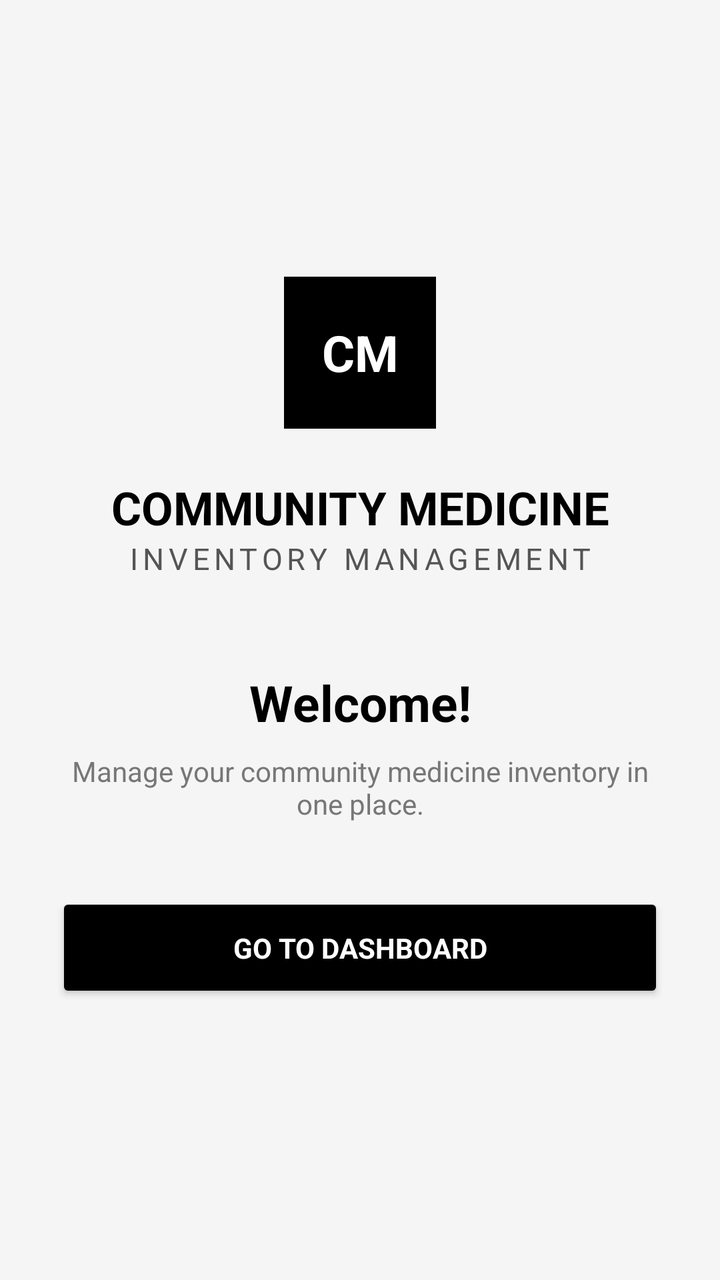
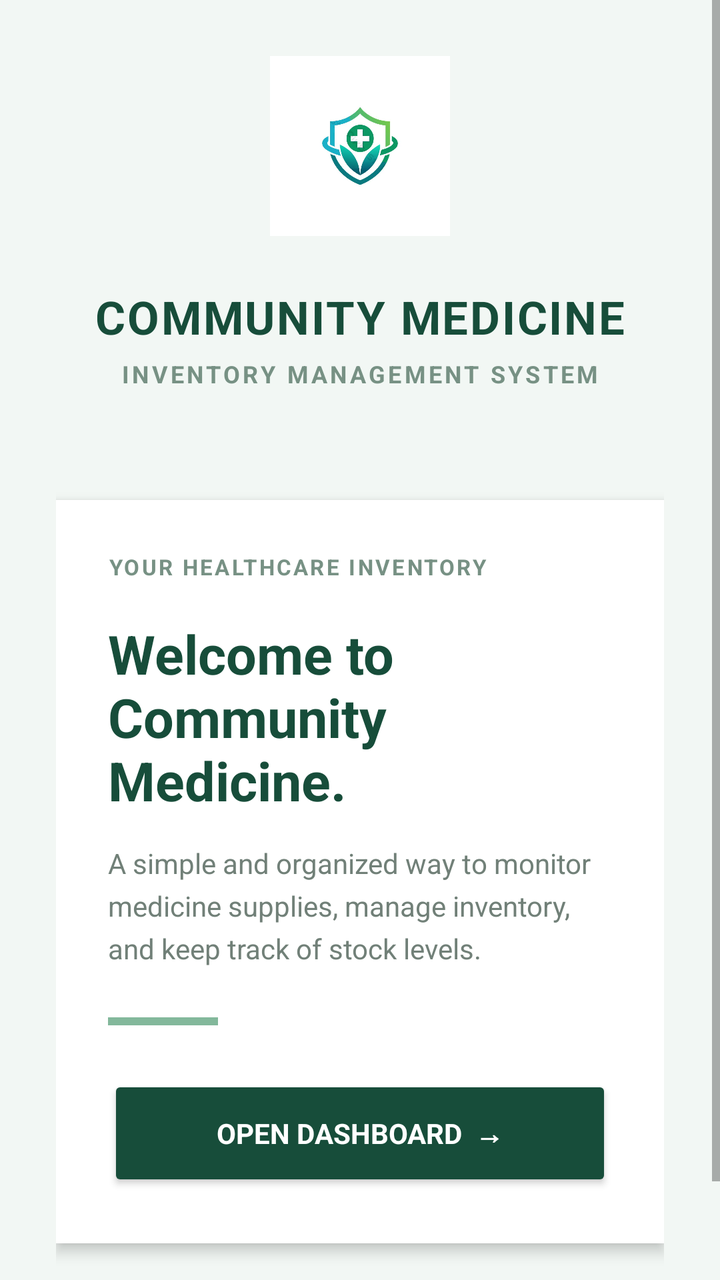

Screens rendered from an Android XML layout before and after an edit, with the pre-edit source and the edit as a unified diff.
<!-- AndroidManifest.xml: application theme AppTheme -->
<!-- res/layout/activity_main.xml -->
<?xml version="1.0" encoding="utf-8"?>
<ScrollView xmlns:android="http://schemas.android.com/apk/res/android"
    android:layout_width="match_parent"
    android:layout_height="match_parent"
    android:background="#F5F5F5"
    android:fillViewport="true">

    <LinearLayout
        android:layout_width="match_parent"
        android:layout_height="match_parent"
        android:orientation="vertical"
        android:gravity="center"
        android:padding="28dp">

        <TextView
            android:layout_width="76dp"
            android:layout_height="76dp"
            android:gravity="center"
            android:background="#000000"
            android:text="CM"
            android:textColor="#FFFFFF"
            android:textSize="25sp"
            android:textStyle="bold" />

        <TextView
            android:layout_width="match_parent"
            android:layout_height="wrap_content"
            android:layout_marginTop="24dp"
            android:gravity="center"
            android:text="COMMUNITY MEDICINE"
            android:textColor="#000000"
            android:textSize="23sp"
            android:textStyle="bold" />

        <TextView
            android:layout_width="match_parent"
            android:layout_height="wrap_content"
            android:gravity="center"
            android:text="INVENTORY MANAGEMENT"
            android:textColor="#555555"
            android:textSize="15sp"
            android:letterSpacing="0.15" />

        <TextView
            android:layout_width="match_parent"
            android:layout_height="wrap_content"
            android:layout_marginTop="45dp"
            android:text="Welcome!"
            android:textColor="#000000"
            android:textSize="25sp"
            android:textStyle="bold"
            android:gravity="center" />

        <TextView
            android:layout_width="match_parent"
            android:layout_height="wrap_content"
            android:layout_marginTop="8dp"
            android:text="Manage your community medicine inventory in one place."
            android:textColor="#777777"
            android:textSize="14sp"
            android:gravity="center" />

        <Button
            android:id="@+id/continueButton"
            android:layout_width="match_parent"
            android:layout_height="55dp"
            android:layout_marginTop="35dp"
            android:backgroundTint="#000000"
            android:text="GO TO DASHBOARD"
            android:textColor="#FFFFFF"
            android:textStyle="bold" />

    </LinearLayout>
</ScrollView>
<!-- resources referenced by this layout -->
<resources>
  <style name="AppTheme" parent="Theme.AppCompat.Light.NoActionBar">
  
          <item name="android:fontFamily">sans-serif</item>
          <item name="android:colorAccent">#000000</item>
          <item name="android:windowLightStatusBar">true</item>
          <item name="android:statusBarColor">#FFFFFF</item>
          <item name="android:navigationBarColor">#FFFFFF</item>
      </style>
</resources>

<!-- the commit's change to res/layout/activity_main.xml (unified diff, before → after) -->
@@ -2,73 +2,116 @@
 <ScrollView xmlns:android="http://schemas.android.com/apk/res/android"
     android:layout_width="match_parent"
     android:layout_height="match_parent"
-    android:background="#F5F5F5"
+    android:background="#F2F7F4"
     android:fillViewport="true">
 
     <LinearLayout
         android:layout_width="match_parent"
-        android:layout_height="match_parent"
+        android:layout_height="wrap_content"
         android:orientation="vertical"
         android:gravity="center"
         android:padding="28dp">
 
-        <TextView
-            android:layout_width="76dp"
-            android:layout_height="76dp"
-            android:gravity="center"
-            android:background="#000000"
-            android:text="CM"
-            android:textColor="#FFFFFF"
-            android:textSize="25sp"
-            android:textStyle="bold" />
+        
+        <ImageView
+            android:layout_width="90dp"
+            android:layout_height="90dp"
+            android:background="@drawable/cm"
+            android:src="@drawable/cm"
+            android:scaleType="fitCenter"
+            android:padding="8dp"
+            android:contentDescription="Community Medicine Logo" />
 
+        
         <TextView
             android:layout_width="match_parent"
             android:layout_height="wrap_content"
-            android:layout_marginTop="24dp"
+            android:layout_marginTop="25dp"
             android:gravity="center"
             android:text="COMMUNITY MEDICINE"
-            android:textColor="#000000"
+            android:textColor="#174D3A"
             android:textSize="23sp"
-            android:textStyle="bold" />
+            android:textStyle="bold"
+            android:letterSpacing="0.04" />
 
         <TextView
             android:layout_width="match_parent"
             android:layout_height="wrap_content"
             android:gravity="center"
-            android:text="INVENTORY MANAGEMENT"
-            android:textColor="#555555"
-            android:textSize="15sp"
-            android:letterSpacing="0.15" />
+            android:layout_marginTop="5dp"
+            android:text="INVENTORY MANAGEMENT SYSTEM"
+            android:textColor="#779184"
+            android:textSize="12sp"
+            android:textStyle="bold"
+            android:letterSpacing="0.12" />
 
+        
+        <LinearLayout
+            android:layout_width="match_parent"
+            android:layout_height="wrap_content"
+            android:layout_marginTop="55dp"
+            android:background="#FFFFFF"
+            android:elevation="4dp"
+            android:orientation="vertical"
+            android:padding="26dp">
+
+            <TextView
+                android:layout_width="match_parent"
+                android:layout_height="wrap_content"
+                android:text="YOUR HEALTHCARE INVENTORY"
+                android:textColor="#779184"
+                android:textSize="11sp"
+                android:textStyle="bold"
+                android:letterSpacing="0.10" />
+
+            <TextView
+                android:layout_width="match_parent"
+                android:layout_height="wrap_content"
+                android:layout_marginTop="18dp"
+                android:text="Welcome to&#10;Community Medicine."
+                android:textColor="#174D3A"
+                android:textSize="27sp"
+                android:textStyle="bold" />
+
+            <TextView
+                android:layout_width="match_parent"
+                android:layout_height="wrap_content"
+                android:layout_marginTop="14dp"
+                android:text="A simple and organized way to monitor medicine supplies, manage inventory, and keep track of stock levels."
+                android:textColor="#718078"
+                android:textSize="14sp"
+                android:lineSpacingExtra="5dp" />
+
+            <View
+                android:layout_width="55dp"
+                android:layout_height="4dp"
+                android:layout_marginTop="25dp"
+                android:background="#83B89B" />
+
+            <Button
+                android:id="@+id/continueButton"
+                android:layout_width="match_parent"
+                android:layout_height="58dp"
+                android:layout_marginTop="25dp"
+                android:backgroundTint="#174D3A"
+                android:text="OPEN DASHBOARD  →"
+                android:textColor="#FFFFFF"
+                android:textStyle="bold"
+                android:textSize="14sp" />
+
+        </LinearLayout>
+
+        
         <TextView
             android:layout_width="match_parent"
             android:layout_height="wrap_content"
-            android:layout_marginTop="45dp"
-            android:text="Welcome!"
-            android:textColor="#000000"
-            android:textSize="25sp"
+            android:layout_marginTop="30dp"
+            android:gravity="center"
+            android:text="ORGANIZED SUPPLIES. BETTER COMMUNITY CARE."
+            android:textColor="#8A9D91"
+            android:textSize="10sp"
             android:textStyle="bold"
-            android:gravity="center" />
-
-        <TextView
-            android:layout_width="match_parent"
-            android:layout_height="wrap_content"
-            android:layout_marginTop="8dp"
-            android:text="Manage your community medicine inventory in one place."
-            android:textColor="#777777"
-            android:textSize="14sp"
-            android:gravity="center" />
-
-        <Button
-            android:id="@+id/continueButton"
-            android:layout_width="match_parent"
-            android:layout_height="55dp"
-            android:layout_marginTop="35dp"
-            android:backgroundTint="#000000"
-            android:text="GO TO DASHBOARD"
-            android:textColor="#FFFFFF"
-            android:textStyle="bold" />
+            android:letterSpacing="0.06" />
 
     </LinearLayout>
 </ScrollView>
<!-- resource entries referenced after the edit -->
@@ -1,5 +1,6 @@
 <!-- resources referenced by this layout -->
 <resources>
+  <!-- drawable cm: jpg bitmap (drawable, 18395 bytes) -->
   <style name="AppTheme" parent="Theme.AppCompat.Light.NoActionBar">
   
           <item name="android:fontFamily">sans-serif</item>
